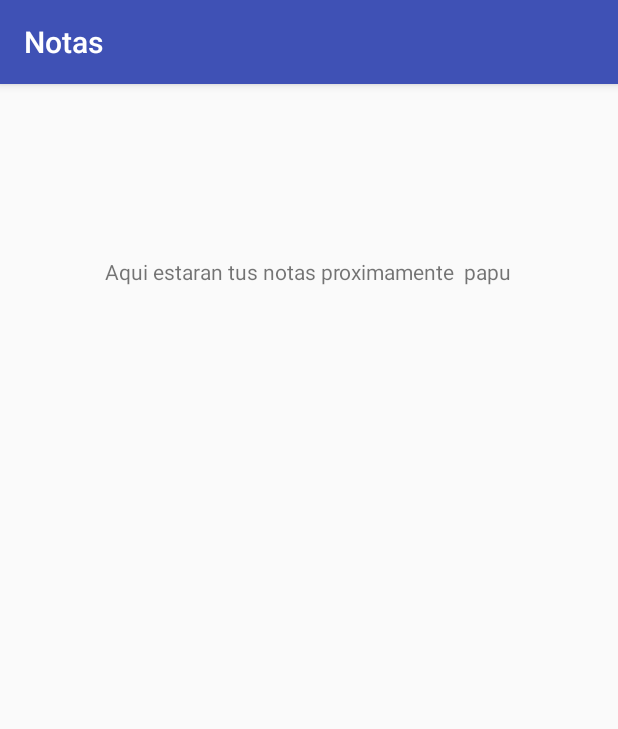
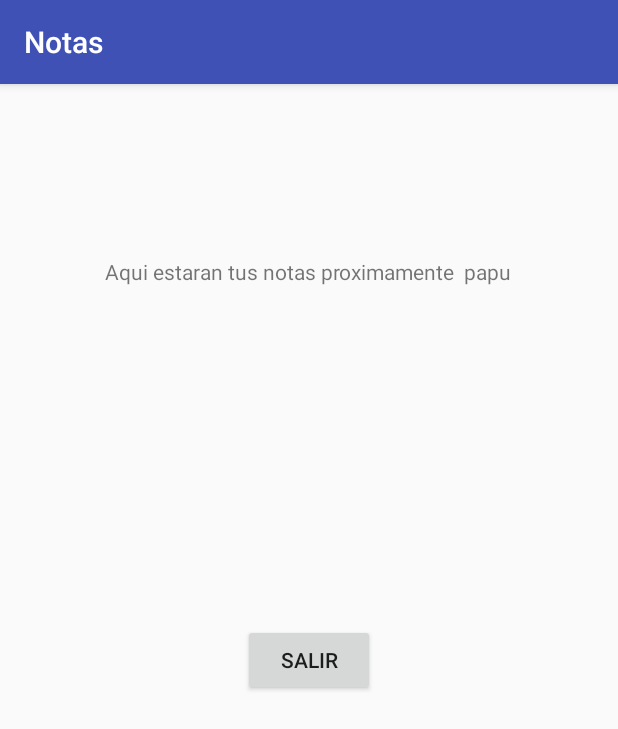
Before and after one commit to Cstephen13/Notas, an Android app: the Principal screen opened directly, with no data from a screen before it, on a phone screen of 412 x 824 dp. Shown: the top 729 px of the screen. Run offline under Robolectric (Android 15) with nearby library versions, the phone set to English and light mode, and no system bars.

```diff
--- a/app/src/main/java/com/example/carlos/notas/Conexion.java
+++ b/app/src/main/java/com/example/carlos/notas/Conexion.java
@@ -6,7 +6,7 @@ package com.example.carlos.notas;
 
 public class Conexion {
 
-    public static String URL="http://192.168.0.105:8000/Sistema-Gestion-de-Notas/public/android/";
+    public static String URL="http://192.168.0.107:8000/Sistema-Gestion-de-Notas/public/android/";
     public static String INICIAR_SESION=URL+"iniciarSesion";
     public static String URL_LISTAR_NOTAS=URL+"traerNotas";
 
--- a/app/src/main/java/com/example/carlos/notas/Estudiante.java
+++ b/app/src/main/java/com/example/carlos/notas/Estudiante.java
@@ -15,6 +15,8 @@ public class Estudiante {
     private boolean estado;
     private int id;
     private String token;
+
+    public Estudiante(){}
 
     public Estudiante(String primerNombre,String segundoNombre,String primerApellido,String segundoApellido,
                       String email,String codigo,boolean estado, int id,String token){
--- a/app/src/main/java/com/example/carlos/notas/Principal.java
+++ b/app/src/main/java/com/example/carlos/notas/Principal.java
@@ -2,12 +2,35 @@ package com.example.carlos.notas;
 
 import android.support.v7.app.AppCompatActivity;
 import android.os.Bundle;
+import android.util.Log;
+import android.view.View;
+import android.widget.Button;
+import android.widget.EditText;
+import android.widget.TextView;
 
 public class Principal extends AppCompatActivity {
+    Sesion s= new Sesion();
+    private final Estudiante e = s.getEstudianteEnSesion();
 
     @Override
     protected void onCreate(Bundle savedInstanceState) {
         super.onCreate(savedInstanceState);
+
         setContentView(R.layout.activity_principal);
+        Button salir = (Button) findViewById(R.id.btnsalir);
+        TextView nombreEstudiante = (TextView) findViewById(R.id.nombreEstudiante);
+        //nombreEstudiante.setText(e.getPrimerNombre()+e.getPrimerApellido());
+        salir.setOnClickListener(new View.OnClickListener() {
+            @Override
+            public void onClick(View view) {
+               try {
+                   Log.d("nombre",e.getPrimerNombre());
+               }catch (Exception e1){
+
+                   Log.d("alerta","algo paso el estudiante esta vacio");
+               }
+            }
+        });
+
     }
 }
--- a/app/src/main/java/com/example/carlos/notas/Sesion.java
+++ b/app/src/main/java/com/example/carlos/notas/Sesion.java
@@ -11,7 +11,7 @@ public class Sesion {
 
 
     public  static void setEstudiante(Estudiante e){
-         EstudianteEnSesion= e;
+         EstudianteEnSesion = e;
     }
 
     public static  Estudiante getEstudianteEnSesion(){
--- a/app/src/main/res/layout/activity_principal.xml
+++ b/app/src/main/res/layout/activity_principal.xml
@@ -19,4 +19,22 @@
         tools:ignore="HardcodedText"
         android:layout_alignParentTop="true"
         android:layout_centerHorizontal="true" />
+
+    <Button
+        android:text="Salir"
+        android:layout_width="wrap_content"
+        android:layout_height="wrap_content"
+        android:layout_centerVertical="true"
+        android:layout_centerHorizontal="true"
+        android:id="@+id/btnsalir"
+        tools:ignore="HardcodedText" />
+
+    <TextView
+        android:layout_width="wrap_content"
+        android:layout_height="wrap_content"
+        android:layout_below="@+id/textView"
+        android:layout_alignStart="@+id/textView"
+        android:layout_marginStart="10dp"
+        android:layout_marginTop="25dp"
+        android:id="@+id/nombreEstudiante" />
 </RelativeLayout>
```
Also changed, not shown: app/src/main/java/com/example/carlos/notas/LoginActivity.java (+38 -6 lines).
